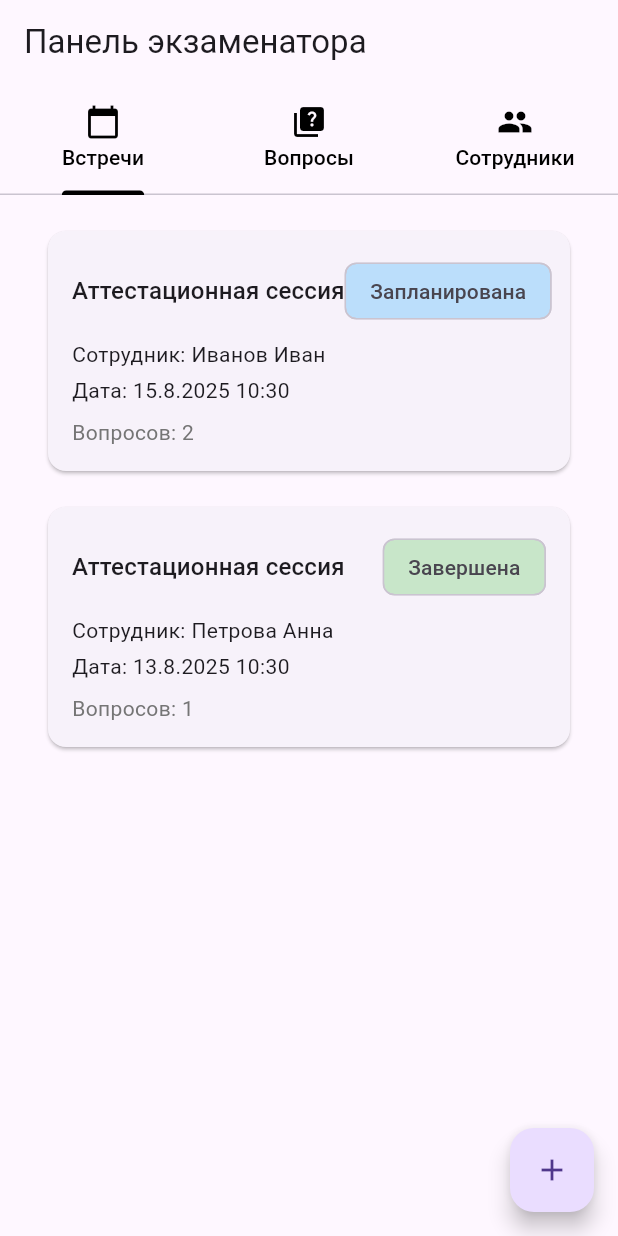
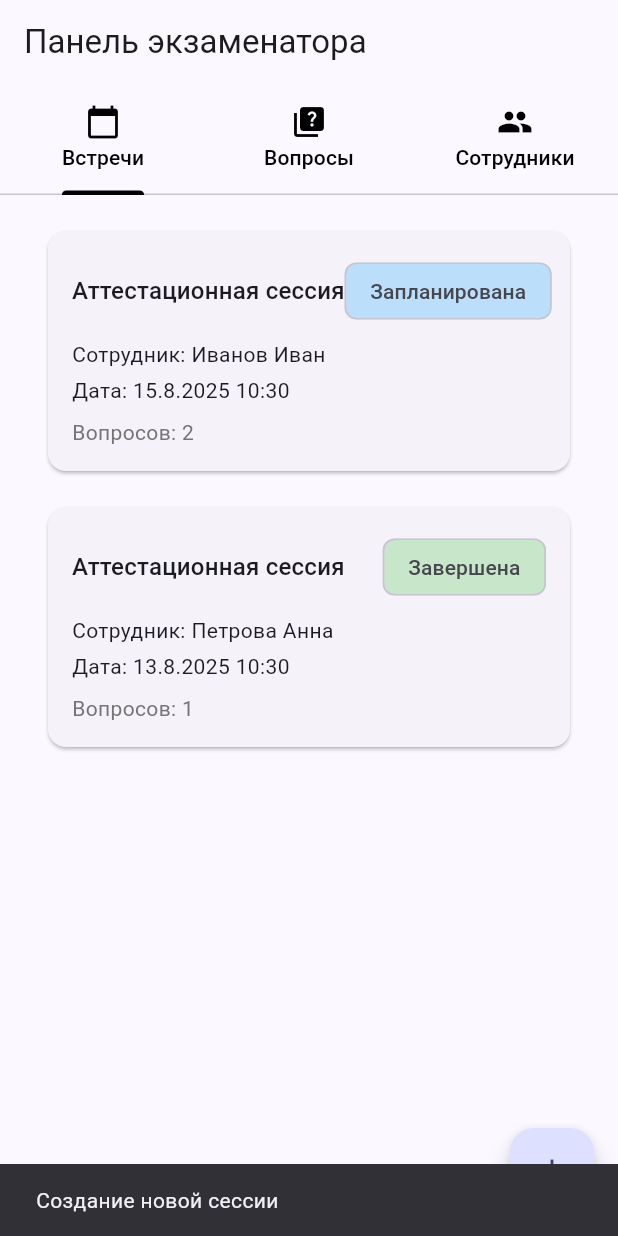
Before and after one commit to lexeylk/grade_up, a Flutter app: the screen it shows after launch, after a tap on "Я экзаменатор", after a tap on the "add" icon, on a phone screen of 412 x 824 dp. Run offline on Flutter 3.47's test engine with Material 3 defaults, Android fonts, the phone set to English and light mode, and no system bars.

Commit message:
Refact by Cursor

```diff
--- a/lib/data/models/exam_session_model.dart
+++ b/lib/data/models/exam_session_model.dart
@@ -19,8 +19,7 @@ class ExamSession {
     this.status = ExamStatus.scheduled,
   });
 
-   bool get isUpcoming => status == ExamStatus.scheduled &&
-                        scheduledAt.isAfter(DateTime.now());
+  bool get isUpcoming => status == ExamStatus.scheduled && scheduledAt.isAfter(DateTime.now());
 
   bool get isPast => scheduledAt.isBefore(DateTime.now());
 
@@ -62,25 +61,24 @@ class ExamSession {
     ExamSession(
       id: '1',
       examinerId: 'ex1',
-      examineeId: 'usr1',
-      scheduledAt: DateTime.now().add(Duration(days: 1)),
+      examineeId: 'u1',
+      scheduledAt: DateTime.now().add(const Duration(days: 1)),
       questionIds: ['q1', 'q2'],
     ),
     ExamSession(
       id: '2',
       examinerId: 'ex1',
-      examineeId: 'usr2',
-      scheduledAt: DateTime.now().subtract(Duration(days: 1)),
+      examineeId: 'u2',
+      scheduledAt: DateTime.now().subtract(const Duration(days: 1)),
       questionIds: ['q3'],
       status: ExamStatus.completed,
     ),
   ];
-
 }
 
 enum ExamStatus {
   scheduled, // Назначена
   inProgress, // В процессе
-  completed,  // Завершена
-  cancelled,  // Отменена
+  completed, // Завершена
+  cancelled, // Отменена
 }
--- a/lib/features/auth/auth_screen.dart
+++ b/lib/features/auth/auth_screen.dart
@@ -1,20 +1,26 @@
 import 'package:flutter/material.dart';
 
 class AuthScreen extends StatelessWidget {
+  const AuthScreen({super.key});
+
   @override
   Widget build(BuildContext context) {
     return Scaffold(
+      appBar: AppBar(title: const Text('Выбор роли')),
       body: Center(
         child: Column(
           mainAxisAlignment: MainAxisAlignment.center,
           children: [
-            ElevatedButton(
+            FilledButton.icon(
               onPressed: () => _enterAs(context, isExaminer: true),
-              child: Text('Я экзаменатор'),
+              icon: const Icon(Icons.verified_user),
+              label: const Text('Я экзаменатор'),
             ),
-            ElevatedButton(
+            const SizedBox(height: 12),
+            OutlinedButton.icon(
               onPressed: () => _enterAs(context, isExaminer: false),
-              child: Text('Я экзаменуемый'),
+              icon: const Icon(Icons.school),
+              label: const Text('Я экзаменуемый'),
             ),
           ],
         ),
@@ -23,11 +29,10 @@ class AuthScreen extends StatelessWidget {
   }
 
   void _enterAs(BuildContext context, {required bool isExaminer}) {
-    // Сохраняем роль и переходим на главный экран
-    // context.read<AuthCubit>().setRole(isExaminer);
     Navigator.pushReplacementNamed(
       context,
       '/home',
-      arguments: isExaminer);
+      arguments: isExaminer,
+    );
   }
 }
--- a/lib/features/home/examinee_home_screen.dart
+++ b/lib/features/home/examinee_home_screen.dart
@@ -8,6 +8,11 @@ class ExamineeHomeScreen extends StatelessWidget {
     return Scaffold(
       appBar: AppBar(title: const Text('Мои аттестации')),
       body: const Center(child: Text('Здесь список ваших тестов')),
+      floatingActionButton: FloatingActionButton(
+        onPressed: () {},
+        tooltip: 'Обновить',
+        child: const Icon(Icons.refresh),
+      ),
     );
   }
 }
--- a/lib/features/home/examiner/tabs/employees_tab.dart
+++ b/lib/features/home/examiner/tabs/employees_tab.dart
@@ -11,19 +11,16 @@ class EmployeesTab extends StatelessWidget {
 
 	@override
 	Widget build(BuildContext context) {
-    final employees = User.mockUsers.where((user) =>
-        user.role == UserRole.examinee &&
-        user.assignedExaminerId == currentExaminerId);
+		final employees = User.mockUsers
+			.where((user) => user.role == UserRole.examinee && user.assignedExaminerId == currentExaminerId)
+			.toList();
 
 		return Scaffold(
-      appBar: AppBar(
-        title: const Text('Мои сотрудники'),
-      ),
 			body: _buildEmployeesList(employees),
 		);
 	}
 
-  Widget _buildEmployeesList(Iterable<User> employees) {
+	Widget _buildEmployeesList(List<User> employees) {
 		if (employees.isEmpty) {
 			return const Center(
 				child: Text('Нет назначенных сотрудников'),
@@ -34,7 +31,7 @@ class EmployeesTab extends StatelessWidget {
 			padding: const EdgeInsets.all(16),
 			itemCount: employees.length,
 			itemBuilder: (context, index) {
-        final employee = employees.elementAt(index);
+				final employee = employees[index];
 				return Card(
 					margin: const EdgeInsets.only(bottom: 12),
 					child: ListTile(
@@ -65,7 +62,6 @@ class EmployeesTab extends StatelessWidget {
 	}
 
 	void _openEmployeeDetails(BuildContext context, User employee) {
-    // TODO: Реализовать позже
 		showDialog(
 			context: context,
 			builder: (_) => AlertDialog(
--- a/lib/features/home/examiner/tabs/meetings_tab.dart
+++ b/lib/features/home/examiner/tabs/meetings_tab.dart
@@ -1,5 +1,6 @@
 import 'package:flutter/material.dart';
 import 'package:grade_up/data/models/exam_session_model.dart';
+import 'package:grade_up/data/models/user_model.dart';
 import 'package:grade_up/features/home/examiner/widgets/meeting_card.dart';
 
 class MeetingsTab extends StatefulWidget {
@@ -22,28 +23,36 @@ class _MeetingsTabState extends State<MeetingsTab> {
   Widget build(BuildContext context) {
     return Scaffold(
       body: ListView.separated(
-        padding: EdgeInsets.all(16),
+        padding: const EdgeInsets.all(16),
         itemCount: _sessions.length,
-        separatorBuilder: (_, __) => SizedBox(height: 8),
+        separatorBuilder: (_, __) => const SizedBox(height: 8),
         itemBuilder: (context, index) {
           final session = _sessions[index];
           return MeetingCard(
             session: session,
-            getExamineeName: (id) => _getUserName(id), // Реализуйте получение имени
+            getExamineeName: (id) => _getUserName(id),
             onTap: () => _openSessionDetails(context, session),
           );
         },
       ),
       floatingActionButton: FloatingActionButton(
         onPressed: () => _createNewSession(context),
-        child: Icon(Icons.add),
+        child: const Icon(Icons.add),
       ),
     );
   }
 
   Future<String> _getUserName(String userId) async {
-    // Заглушка - реализуйте получение имени из репозитория
-    return {'usr1': 'Иванов Иван', 'usr2': 'Петрова Анна'}[userId] ?? 'Неизвестный';
+    final user = User.mockUsers.firstWhere(
+      (u) => u.id == userId,
+      orElse: () => User(
+        id: 'unknown',
+        email: 'unknown@company.com',
+        fullName: 'Неизвестный пользователь',
+        registeredAt: DateTime(1970, 1, 1),
+      ),
+    );
+    return user.fullName;
   }
 
   void _openSessionDetails(BuildContext context, ExamSession session) {
@@ -55,6 +64,8 @@ class _MeetingsTabState extends State<MeetingsTab> {
   }
 
   void _createNewSession(BuildContext context) {
-    // Позже реализуем
+    ScaffoldMessenger.of(context).showSnackBar(
+      const SnackBar(content: Text('Создание новой сессии')),
+    );
   }
 }
--- a/lib/features/home/examiner/tabs/questions_tab.dart
+++ b/lib/features/home/examiner/tabs/questions_tab.dart
@@ -10,15 +10,6 @@ class QuestionsTab extends StatelessWidget {
     final exams = Exam.mockExams;
 
     return Scaffold(
-      appBar: AppBar(
-        title: const Text('База вопросов'),
-        actions: [
-          IconButton(
-            icon: const Icon(Icons.search),
-            onPressed: () => _showSearch(context),
-          ),
-        ],
-      ),
       body: _buildContent(exams),
       floatingActionButton: FloatingActionButton(
         onPressed: () => _createNewExam(context),
@@ -60,6 +51,10 @@ class QuestionsTab extends StatelessWidget {
                                 fontWeight: FontWeight.bold,
                               ),
                         ),
+                      ),
+                      IconButton(
+                        icon: const Icon(Icons.search),
+                        onPressed: () => _showSearch(context),
                       ),
                       Chip(
                         label: Text(
--- a/lib/features/home/examiner/widgets/meeting_card.dart
+++ b/lib/features/home/examiner/widgets/meeting_card.dart
@@ -18,14 +18,21 @@ class MeetingCard extends StatelessWidget {
 		return FutureBuilder<String>(
 			future: getExamineeName(session.examineeId),
 			builder: (context, snapshot) {
-        final examineeName = snapshot.data ?? 'Загрузка...';
+				Widget subtitle;
+				if (snapshot.connectionState == ConnectionState.waiting) {
+					subtitle = const Text('Загрузка имени...');
+				} else if (snapshot.hasError) {
+					subtitle = const Text('Не удалось загрузить имя');
+				} else {
+					subtitle = Text('Сотрудник: ${snapshot.data}');
+				}
 
 				return Card(
-          margin: EdgeInsets.symmetric(horizontal: 16, vertical: 8),
+					margin: const EdgeInsets.symmetric(horizontal: 16, vertical: 8),
 					child: InkWell(
 						onTap: onTap,
 						child: Padding(
-              padding: EdgeInsets.all(16),
+							padding: const EdgeInsets.all(16),
 							child: Column(
 								crossAxisAlignment: CrossAxisAlignment.start,
 								children: [
@@ -42,17 +49,14 @@ class MeetingCard extends StatelessWidget {
 											),
 										],
 									),
-                  SizedBox(height: 8),
-                  Text(
-                    'Сотрудник: $examineeName',
-                    style: Theme.of(context).textTheme.bodyMedium,
-                  ),
-                  SizedBox(height: 4),
+									const SizedBox(height: 8),
+									subtitle,
+									const SizedBox(height: 4),
 									Text(
 										'Дата: ${session.scheduledAt.day}.${session.scheduledAt.month}.${session.scheduledAt.year} '
 										'${session.scheduledAt.hour}:${session.scheduledAt.minute.toString().padLeft(2, '0')}',
 									),
-                  SizedBox(height: 8),
+									const SizedBox(height: 8),
 									Text(
 										'Вопросов: ${session.questionIds.length}',
 										style: TextStyle(color: Colors.grey[600]),
--- a/lib/main.dart
+++ b/lib/main.dart
@@ -12,13 +12,40 @@ class GradeUpApp extends StatelessWidget {
   @override
   Widget build(BuildContext context) {
     return MaterialApp(
-      initialRoute: '/auth', // Стартовый маршрут
+      debugShowCheckedModeBanner: false,
+      theme: ThemeData(
+        useMaterial3: true,
+        colorSchemeSeed: Colors.indigo,
+      ),
+      initialRoute: '/auth',
       routes: {
-        '/auth': (context) => AuthScreen(),
-        '/home': (context) => HomeScreen(),
-
-        // Другие маршруты...
+        '/auth': (context) => const AuthScreen(),
+        '/home': (context) => const HomeScreen(),
+      },
+      onGenerateRoute: (settings) {
+        if (settings.name == '/session_detail') {
+          final sessionId = settings.arguments as String?;
+          return MaterialPageRoute(
+            builder: (_) => _SessionDetailScreen(sessionId: sessionId),
+          );
+        }
+        return null;
       },
     );
   }
 }
+
+class _SessionDetailScreen extends StatelessWidget {
+  final String? sessionId;
+  const _SessionDetailScreen({required this.sessionId});
+
+  @override
+  Widget build(BuildContext context) {
+    return Scaffold(
+      appBar: AppBar(title: const Text('Детали сессии')),
+      body: Center(
+        child: Text('Сессия: ${sessionId ?? 'неизвестно'}'),
+      ),
+    );
+  }
+}
```
Also changed, not shown: 1 other file. Lines whose indentation alone changed are shown as unchanged.
